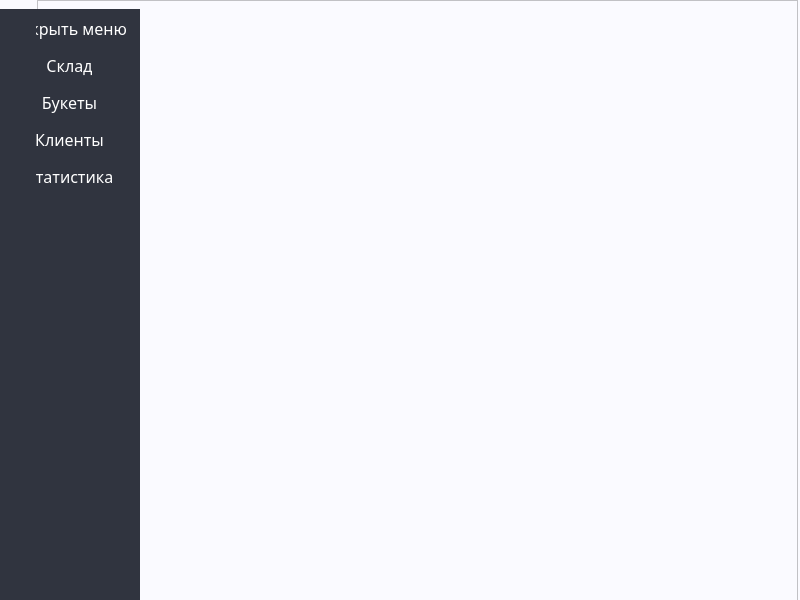
Before: the Qt Designer form Organiser/mainwindow.ui in et3rnalpain/Organiser, drawn with Qt 5.
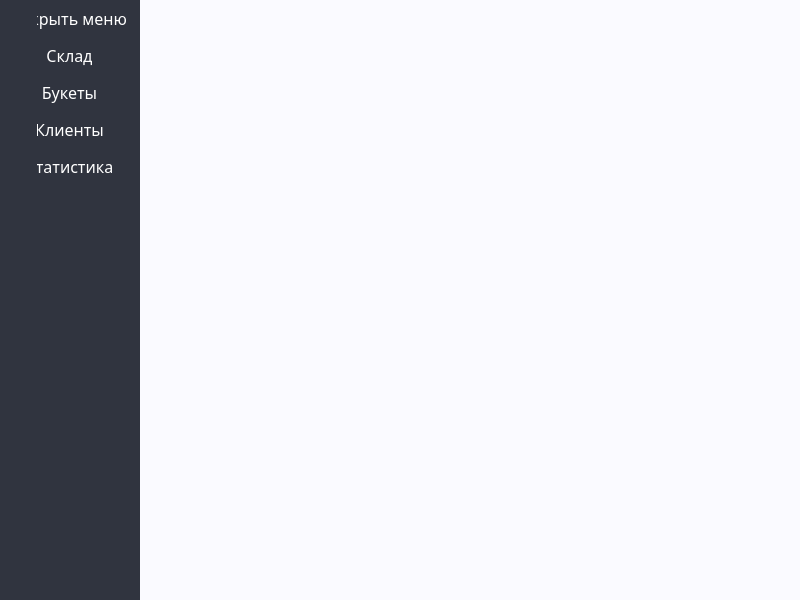
After: the same form once the commit is applied. Icons and pictures are not drawn.

Diff of the .ui file:
```diff
--- a/Organiser/mainwindow.ui
+++ b/Organiser/mainwindow.ui
@@ -42,9 +42,9 @@
     <property name="geometry">
      <rect>
       <x>-1</x>
-      <y>9</y>
-      <width>37</width>
-      <height>601</height>
+      <y>-7</y>
+      <width>38</width>
+      <height>607</height>
      </rect>
     </property>
     <property name="sizePolicy">
@@ -71,13 +71,16 @@
        <x>1</x>
        <y>1</y>
        <width>39</width>
-       <height>187</height>
+       <height>203</height>
       </rect>
      </property>
      <layout class="QVBoxLayout" name="verticalLayout">
       <property name="spacing">
        <number>0</number>
       </property>
+      <property name="topMargin">
+       <number>4</number>
+      </property>
       <property name="bottomMargin">
        <number>0</number>
       </property>
@@ -370,24 +373,6 @@
      </layout>
     </widget>
    </widget>
-   <widget class="QWidget" name="content" native="true">
-    <property name="geometry">
-     <rect>
-      <x>37</x>
-      <y>0</y>
-      <width>761</width>
-      <height>601</height>
-     </rect>
-    </property>
-    <property name="styleSheet">
-     <string notr="true">background-color: rgb(250, 250, 255);</string>
-    </property>
-    <layout class="QGridLayout" name="gridLayout">
-     <item row="0" column="0">
-      <widget class="QColumnView" name="columnView"/>
-     </item>
-    </layout>
-   </widget>
    <widget class="QWidget" name="fullmenu" native="true">
     <property name="enabled">
      <bool>true</bool>
@@ -395,9 +380,9 @@
     <property name="geometry">
      <rect>
       <x>-1</x>
-      <y>9</y>
+      <y>-7</y>
       <width>141</width>
-      <height>601</height>
+      <height>607</height>
      </rect>
     </property>
     <property name="sizePolicy">
@@ -437,7 +422,7 @@
         <number>0</number>
        </property>
        <property name="topMargin">
-        <number>0</number>
+        <number>6</number>
        </property>
        <property name="bottomMargin">
         <number>0</number>
```
Left out of the diff: 20 changed lines with no effect on the pictures.
